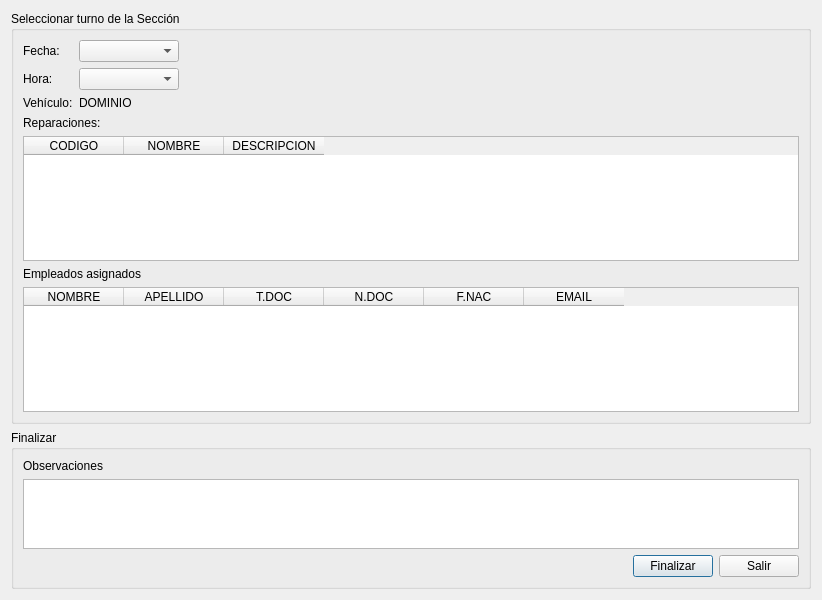
Qt form src/ui/DlgFinalizarTurno.ui (guilleurrutia10/division-transporte) before a commit.
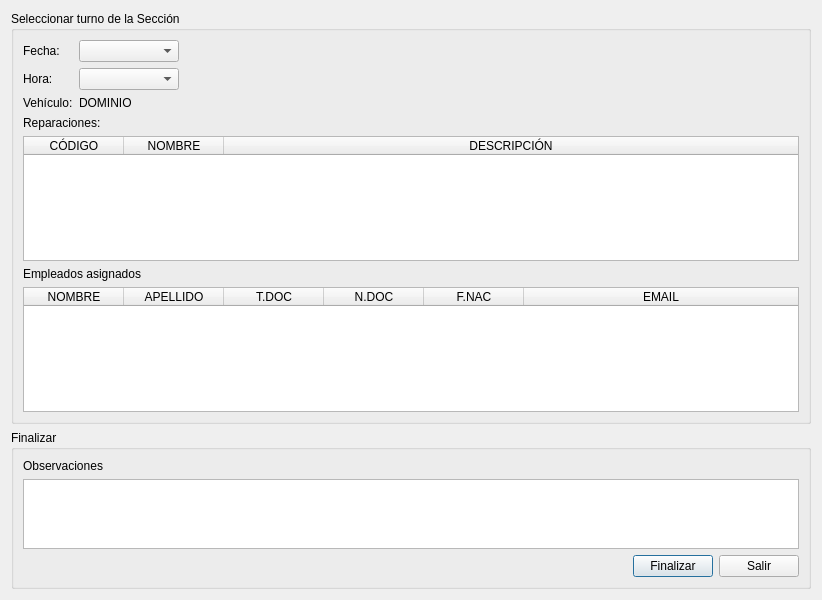
The same form after that commit.

What changed in the file:
```diff
--- a/src/ui/DlgFinalizarTurno.ui
+++ b/src/ui/DlgFinalizarTurno.ui
@@ -86,9 +86,12 @@
         </item>
         <item>
          <widget class="QTableWidget" name="tableWidgetReparaciones">
+          <attribute name="horizontalHeaderStretchLastSection">
+           <bool>true</bool>
+          </attribute>
           <column>
            <property name="text">
-            <string>CODIGO</string>
+            <string>CÓDIGO</string>
            </property>
           </column>
           <column>
@@ -98,7 +101,7 @@
           </column>
           <column>
            <property name="text">
-            <string>DESCRIPCION</string>
+            <string>DESCRIPCIÓN</string>
            </property>
           </column>
          </widget>
@@ -112,6 +115,9 @@
         </item>
         <item>
          <widget class="QTableWidget" name="tableWidgetEmpleados">
+          <attribute name="horizontalHeaderStretchLastSection">
+           <bool>true</bool>
+          </attribute>
           <column>
            <property name="text">
             <string>NOMBRE</string>
```
